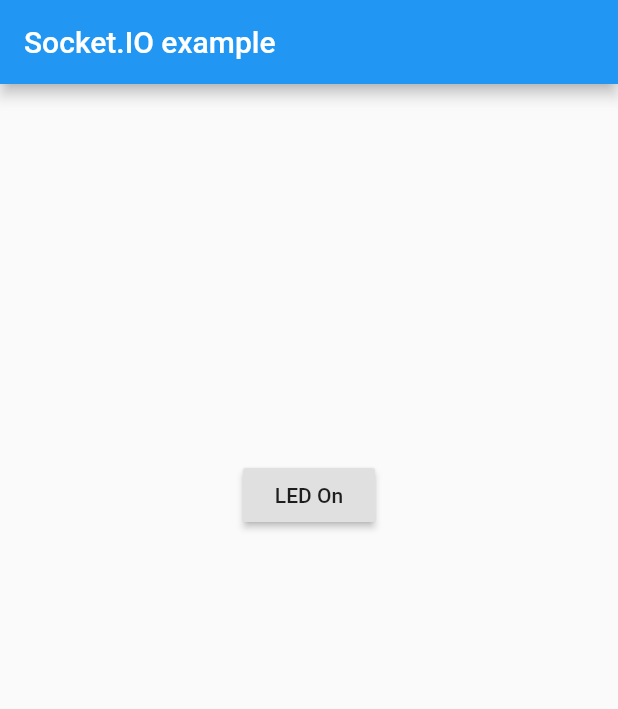
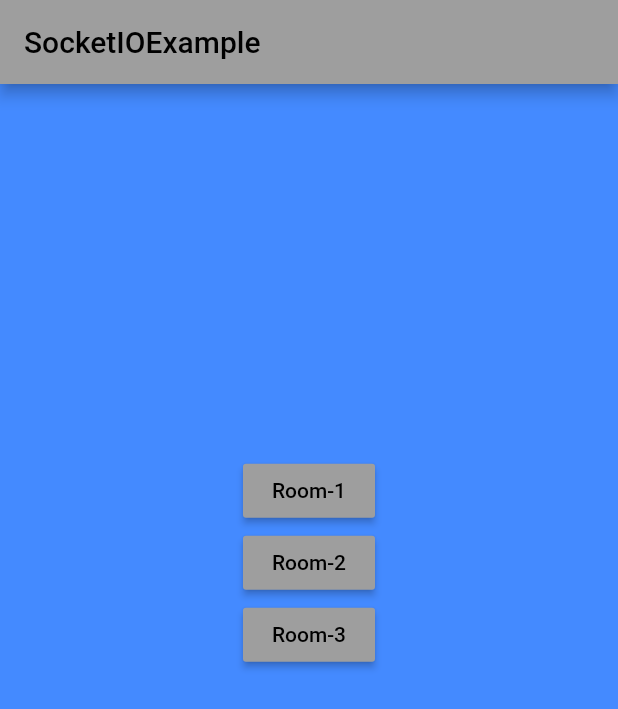
Before and after one commit to vishweshsoni/SocketV1, a Flutter app: the screen it shows after launch, on a phone screen of 412 x 824 dp. Shown: the top 709 px of the screen. Run offline on Flutter 3.47's test engine with Material 2 defaults, Android fonts, the phone set to English and light mode, and no system bars; missing offline and left inert: adhara_socket_io.

Commit message:
creating different room

```diff
--- a/socket_flutter_v1/lib/main.dart
+++ b/socket_flutter_v1/lib/main.dart
@@ -1,6 +1,9 @@
 import 'package:flutter/material.dart';
 import 'package:provider/provider.dart';
 import 'package:socket_flutter_v1/ui/home_page.dart';
+import 'package:socket_flutter_v1/ui/page1.dart';
+import 'package:socket_flutter_v1/ui/page2.dart';
+import 'package:socket_flutter_v1/ui/page3.dart';
 import 'package:socket_flutter_v1/utilities/socket_provider.dart';
 void main() => runApp(MyApp());
 class MyApp extends StatelessWidget {
@@ -13,8 +16,14 @@
       theme: ThemeData(
         primarySwatch: Colors.blue,
       ),
+      routes: {
+        '/HomePage':(context)=>HomePage(),
+        '/Room1':(context)=>Page1(),
+        '/Room2':(context)=>Page2(),
+        '/Room3':(context)=>Page3(),
+      },
       debugShowCheckedModeBanner: false,
-      home: HomePage(),
+          home:HomePage(),
     );
   }
 }
--- a/socket_flutter_v1/lib/ui/home_page.dart
+++ b/socket_flutter_v1/lib/ui/home_page.dart
@@ -11,80 +11,119 @@
 }
 
 class _HomePageState extends State<HomePage> {
-
   SocketIOManager manager;
   SocketIO socket;
-  bool isProbablyConnected = false;
+  bool isConnected= false;
   bool ledState = false;
-
   @override
   void initState() {
+    // TODO: implement initState
+    manager= SocketIOManager();
     super.initState();
-    manager = SocketIOManager();
-    initSocket();
   }
-
-  initSocket() async {
-    setState(() => isProbablyConnected = true);
-    socket = await manager.createInstance(uri, enableLogging: false);
-    socket.onConnect((data) {
-      print("connected...");
+  initSocket() async{
+    setState(() {
+      isConnected = true;
+    });
+  socket= await manager
+          .createInstance(uri,enableLogging: false);
+  socket.onConnect((data){
+      print('connected');
       print(data);
       sendMessage();
-    });
       socket.onConnectError(print);
       socket.onConnectTimeout(print);
       socket.onError(print);
       socket.onDisconnect(print);
       socket.connect();
+  });
   }
 
 
   disconnect() async {
     await manager.clearInstance(socket);
-    setState(() => isProbablyConnected = false);
+    setState(() => isConnected = false);
   }
 
 
   sendMessage() {
     if (socket != null) {
       print("sending message...");
-      socket.emit(ledState == true ? "ledOff" : "ledOn", ['FLUTTER SAYS HEI']);
+      socket.emit(ledState == true ? "subscribe" : "subscribe", ['hei']);
       print("Message emitted...");
       setState(() {
         ledState = !ledState;
       });
     }
   }
-
   @override
   Widget build(BuildContext context) {
-    return MaterialApp(
-      debugShowCheckedModeBanner: false,
-      home: Scaffold(
-        appBar: AppBar(
-          title: const Text('Socket.IO example'),
-        ),
+
+    SizeConfig().init(context);
+
+
+    return Scaffold(
+        appBar: AppBar(title:Text('SocketIOExample',style: TextStyle(color: Colors.black),),backgroundColor: Colors.grey,),
+        backgroundColor: Colors.blueAccent,
         body: Container(
             child: Column(
               children: <Widget>[
-              Padding(
-                padding: const EdgeInsets.only(top: 250.0),
-                child: Row(
-                  mainAxisAlignment: MainAxisAlignment.center,
+                SizedBox(
+                  height:SizeConfig.blockSizeHorizontal*60,
+                ),
+                Center(
+                  child: Column(
                     children: <Widget>[
-                    RaisedButton(
-                      onPressed: sendMessage,
-                      child:
-                      ledState == true ? Text('LED Off') : Text('LED On'),
-                    )
-                  ],
-                ),
-              )
+                      m1(),
+                      m2(),
+                      m3(),
+
                     ],
                   ),
                 ),
+              ],
+            ),
         ),
     );
+
+  }
+  Widget m1(){
+    return  ChangeNotifierProvider<SocketProvider>.value(
+        value:SocketProvider(),
+        child: MaterialButton(
+            color: Colors.grey,
+            child: Text('Room-1',style:TextStyle(color: Colors.black)),
+            onPressed: ()async{
+              Navigator.pushNamed(context, '/Room1');
+            }
+        )
+    );
+
+  }
+  Widget m2(){
+    return  ChangeNotifierProvider<SocketProvider>.value(
+        value:SocketProvider(),
+        child:  MaterialButton(
+            color: Colors.grey,
+            child: Text('Room-2',style: TextStyle(color: Colors.black),),
+            onPressed: (){
+              Navigator.pushNamed(context, '/Room2');
+            }
+        ),
+    );
+
+  }
+  Widget m3(){
+    return  ChangeNotifierProvider<SocketProvider>.value(
+      value:SocketProvider(),
+      child:  MaterialButton(
+          color: Colors.grey,
+          child: Text('Room-3',style: TextStyle(color: Colors.black),),
+          onPressed: (){
+            Navigator.pushNamed(context, '/Room3');
+          }
+      ),
+    );
+
   }
 }
```
Also changed, not shown: socket_flutter_v1/lib/ui/page1.dart (added, +55 -0 lines), socket_flutter_v1/lib/ui/page2.dart (added, +53 -0 lines), socket_flutter_v1/lib/ui/page3.dart (added, +53 -0 lines), socket_flutter_v1/lib/utilities/scoket_provider2.dart (added, +34 -0 lines), socket_flutter_v1/lib/utilities/socket_provider.dart (+27 -25 lines), socket_flutter_v1/lib/utilities/scoket_provider3.dart (added). Lines whose indentation alone changed are shown as unchanged.
